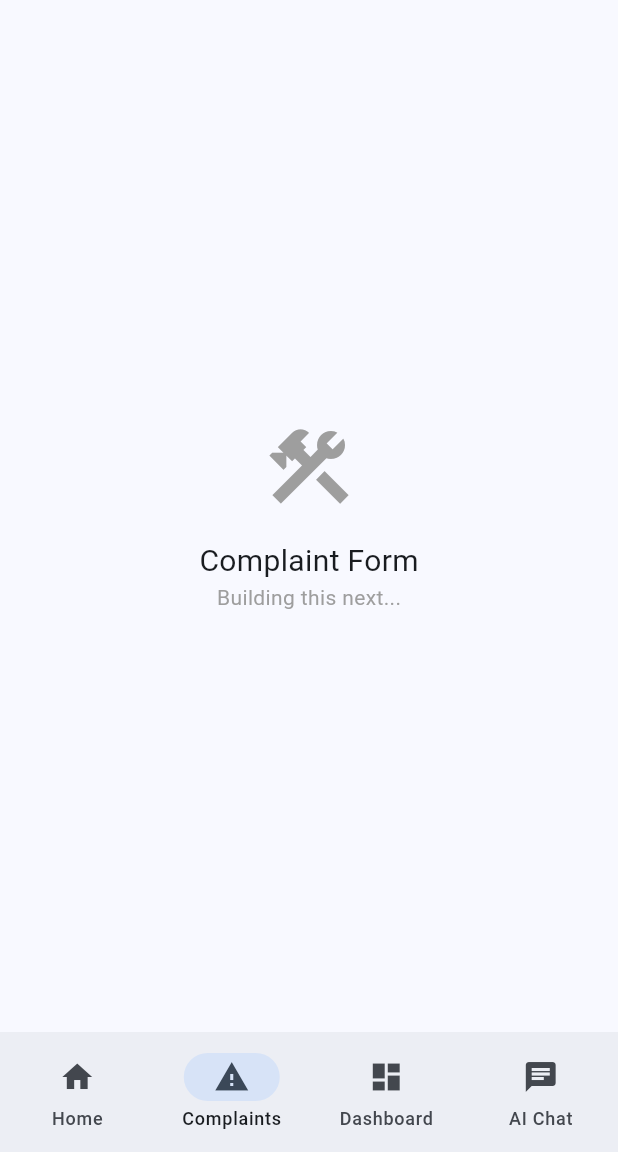
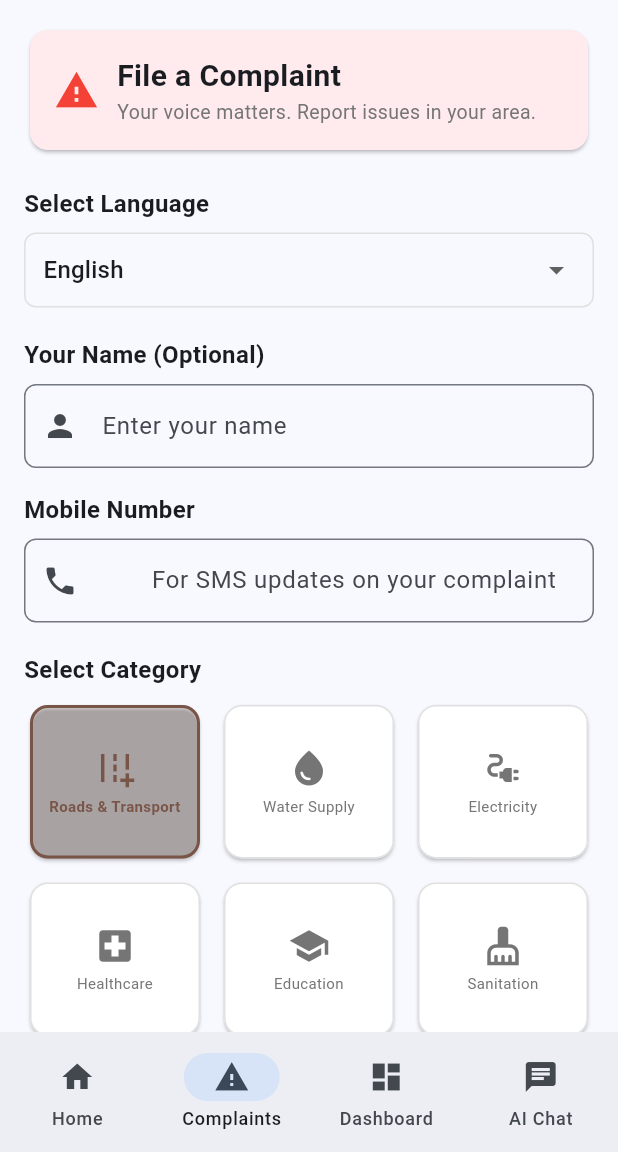
Before and after one commit to CYBERtony786/constituency-ai-command-center, a Flutter app: the screen it shows after launch, item 2 of the bottom bar chosen, on a phone screen of 412 x 824 dp, the part 84-1236 px from its top. Run offline on Flutter 3.47's test engine with Material 3 defaults, Android fonts, the light colour scheme and no system bars.

Commit message:
Day 4: Built citizen complaint form

```diff
--- a/constituency_app/lib/screens/grievance_form.dart
+++ b/constituency_app/lib/screens/grievance_form.dart
@@ -0,0 +1,363 @@
+// File: lib/screens/grievance_form.dart
+
+import 'package:flutter/material.dart';
+class GrievanceForm extends StatefulWidget {
+  @override
+  _GrievanceFormState createState() => _GrievanceFormState();
+}
+
+class _GrievanceFormState extends State<GrievanceForm> {
+  // Controllers to get text from input fields
+  final TextEditingController _nameController = TextEditingController();
+  final TextEditingController _phoneController = TextEditingController();
+  final TextEditingController _complaintController = TextEditingController();
+  final TextEditingController _locationController = TextEditingController();
+
+  // Selected category
+  String _selectedCategory = 'roads';
+
+  // Selected language
+  String _selectedLanguage = 'English';
+
+  // Is the form being submitted?
+  bool _isSubmitting = false;
+
+  // Has the form been submitted?
+  bool _isSubmitted = false;
+
+  // Categories list with icons
+  final List<Map<String, dynamic>> categories = [
+  {'id': 'roads', 'label': 'Roads & Transport', 'icon': Icons.add_road, 'color': Colors.brown},
+  {'id': 'water', 'label': 'Water Supply', 'icon': Icons.water_drop, 'color': Colors.blue},
+  {'id': 'electricity', 'label': 'Electricity', 'icon': Icons.electrical_services, 'color': Colors.amber},
+  {'id': 'health', 'label': 'Healthcare', 'icon': Icons.local_hospital, 'color': Colors.red},
+  {'id': 'education', 'label': 'Education', 'icon': Icons.school, 'color': Colors.green},
+  {'id': 'sanitation', 'label': 'Sanitation', 'icon': Icons.cleaning_services, 'color': Colors.teal},
+  {'id': 'street_lights', 'label': 'Street Lights', 'icon': Icons.lightbulb, 'color': Colors.orange},
+  {'id': 'drainage', 'label': 'Drainage', 'icon': Icons.water, 'color': Colors.indigo},
+  {'id': 'garbage', 'label': 'Garbage', 'icon': Icons.delete_outline, 'color': Colors.grey},
+  {'id': 'other', 'label': 'Other', 'icon': Icons.more_horiz, 'color': Colors.purple},
+  ];
+
+  // Languages
+  final List<String> languages = [
+    'English', 'Hindi', 'Tamil', 'Telugu', 'Bengali',
+    'Marathi', 'Gujarati', 'Kannada', 'Malayalam', 'Punjabi',
+  ];
+
+  @override
+  Widget build(BuildContext context) {
+    // If form is submitted, show success screen
+    if (_isSubmitted) {
+      return _buildSuccessScreen();
+    }
+
+    return SingleChildScrollView(
+      padding: EdgeInsets.all(16),
+      child: Column(
+        crossAxisAlignment: CrossAxisAlignment.start,
+        children: [
+          // Header
+          Card(
+            color: Colors.red[50],
+            child: Padding(
+              padding: EdgeInsets.all(16),
+              child: Row(
+                children: [
+                  Icon(Icons.report_problem, color: Colors.red, size: 30),
+                  SizedBox(width: 12),
+                  Expanded(
+                    child: Column(
+                      crossAxisAlignment: CrossAxisAlignment.start,
+                      children: [
+                        Text(
+                          'File a Complaint',
+                          style: TextStyle(fontSize: 20, fontWeight: FontWeight.bold),
+                        ),
+                        Text(
+                          'Your voice matters. Report issues in your area.',
+                          style: TextStyle(fontSize: 13, color: Colors.grey[600]),
+                        ),
+                      ],
+                    ),
+                  ),
+                ],
+              ),
+            ),
+          ),
+
+          SizedBox(height: 20),
+
+          // Language Selector
+          Text('Select Language', style: TextStyle(fontSize: 16, fontWeight: FontWeight.bold)),
+          SizedBox(height: 8),
+          Container(
+            padding: EdgeInsets.symmetric(horizontal: 12),
+            decoration: BoxDecoration(
+              border: Border.all(color: Colors.grey[300]!),
+              borderRadius: BorderRadius.circular(8),
+            ),
+            child: DropdownButton<String>(
+              value: _selectedLanguage,
+              isExpanded: true,
+              underline: SizedBox(), // Remove default underline
+              items: languages.map((lang) {
+                return DropdownMenuItem(
+                  value: lang,
+                  child: Text(lang),
+                );
+              }).toList(),
+              onChanged: (value) {
+                setState(() {
+                  _selectedLanguage = value!;
+                });
+              },
+            ),
+          ),
+
+          SizedBox(height: 20),
+
+          // Name Field
+          Text('Your Name (Optional)', style: TextStyle(fontSize: 16, fontWeight: FontWeight.bold)),
+          SizedBox(height: 8),
+          TextField(
+            controller: _nameController,
+            decoration: InputDecoration(
+              hintText: 'Enter your name',
+              prefixIcon: Icon(Icons.person),
+              border: OutlineInputBorder(borderRadius: BorderRadius.circular(8)),
+            ),
+          ),
+
+          SizedBox(height: 16),
+
+          // Phone Field
+          Text('Mobile Number', style: TextStyle(fontSize: 16, fontWeight: FontWeight.bold)),
+          SizedBox(height: 8),
+          TextField(
+            controller: _phoneController,
+            keyboardType: TextInputType.phone,
+            decoration: InputDecoration(
+              hintText: 'For SMS updates on your complaint',
+              prefixIcon: Icon(Icons.phone),
+              border: OutlineInputBorder(borderRadius: BorderRadius.circular(8)),
+              prefixText: '+91 ',
+            ),
+          ),
+
+          SizedBox(height: 20),
+
+          // Category Selection
+          Text('Select Category', style: TextStyle(fontSize: 16, fontWeight: FontWeight.bold)),
+          SizedBox(height: 8),
+
+          // Grid of category buttons
+          GridView.builder(
+            shrinkWrap: true, // Important: prevents infinite height error
+            physics: NeverScrollableScrollPhysics(), // Disable grid scrolling
+            gridDelegate: SliverGridDelegateWithFixedCrossAxisCount(
+              crossAxisCount: 3, // 3 items per row
+              childAspectRatio: 1.1, // Width/height ratio
+              crossAxisSpacing: 8,
+              mainAxisSpacing: 8,
+            ),
+            itemCount: categories.length,
+            itemBuilder: (context, index) {
+              final category = categories[index];
+              final isSelected = _selectedCategory == category['id'];
+
+              return GestureDetector(
+                onTap: () {
+                  setState(() {
+                    _selectedCategory = category['id'];
+                  });
+                },
+                child: Card(
+                  color: isSelected ? (category['color'] as Color).withOpacity(0.2) : Colors.white,
+                  shape: RoundedRectangleBorder(
+                    borderRadius: BorderRadius.circular(12),
+                    side: BorderSide(
+                      color: isSelected ? category['color'] : Colors.grey[300]!,
+                      width: isSelected ? 2 : 1,
+                    ),
+                  ),
+                  child: Column(
+                    mainAxisAlignment: MainAxisAlignment.center,
+                    children: [
+                      Icon(
+                        category['icon'],
+                        size: 28,
+                        color: isSelected ? category['color'] : Colors.grey[600],
+                      ),
+                      SizedBox(height: 4),
+                      Text(
+                        category['label'],
+                        textAlign: TextAlign.center,
+                        style: TextStyle(
+                          fontSize: 10,
+                          fontWeight: isSelected ? FontWeight.bold : FontWeight.normal,
+                          color: isSelected ? category['color'] : Colors.grey[600],
+                        ),
+                      ),
+                    ],
+                  ),
+                ),
+              );
+            },
+          ),
+
+          SizedBox(height: 20),
+
+          // Location Field
+          Text('Location', style: TextStyle(fontSize: 16, fontWeight: FontWeight.bold)),
+          SizedBox(height: 8),
+          TextField(
+            controller: _locationController,
+            decoration: InputDecoration(
+              hintText: 'Ward/Village/Area name',
+              prefixIcon: Icon(Icons.location_on, color: Colors.red),
+              border: OutlineInputBorder(borderRadius: BorderRadius.circular(8)),
+            ),
+          ),
+
+          SizedBox(height: 20),
+
+          // Complaint Description
+          Text('Describe Your Problem *', style: TextStyle(fontSize: 16, fontWeight: FontWeight.bold)),
+          SizedBox(height: 8),
+          TextField(
+            controller: _complaintController,
+            maxLines: 5,
+            decoration: InputDecoration(
+              hintText: 'Example: The road near my house has a big pothole. It has been there for 2 weeks. Many people have fallen.',
+              border: OutlineInputBorder(borderRadius: BorderRadius.circular(8)),
+            ),
+          ),
+
+          SizedBox(height: 30),
+
+          // Submit Button
+          SizedBox(
+            width: double.infinity, // Full width
+            height: 56,
+            child: ElevatedButton(
+              onPressed: _isSubmitting ? null : _submitComplaint,
+              style: ElevatedButton.styleFrom(
+                backgroundColor: Colors.green,
+                foregroundColor: Colors.white,
+                shape: RoundedRectangleBorder(
+                  borderRadius: BorderRadius.circular(12),
+                ),
+              ),
+              child: _isSubmitting
+                  ? Row(
+                      mainAxisAlignment: MainAxisAlignment.center,
+                      children: [
+                        SizedBox(
+                          width: 20, height: 20,
+                          child: CircularProgressIndicator(color: Colors.white, strokeWidth: 2),
+                        ),
+                        SizedBox(width: 12),
+                        Text('Submitting...', style: TextStyle(fontSize: 18)),
+                      ],
+                    )
+                  : Text('SUBMIT COMPLAINT', style: TextStyle(fontSize: 18, fontWeight: FontWeight.bold)),
+            ),
+          ),
+
+          SizedBox(height: 40),
+        ],
+      ),
+    );
+  }
+
+  // Submit function
+  void _submitComplaint() {
+    // Validate
+    if (_complaintController.text.isEmpty) {
+      ScaffoldMessenger.of(context).showSnackBar(
+        SnackBar(
+          content: Text('Please describe your complaint'),
+          backgroundColor: Colors.red,
+        ),
+      );
+      return;
+    }
+
+    // Show loading
+    setState(() {
+      _isSubmitting = true;
+    });
+
+    // Simulate submission (we'll connect Firebase later)
+    Future.delayed(Duration(seconds: 2), () {
+      setState(() {
+        _isSubmitting = false;
+        _isSubmitted = true;
+      });
+    });
+  }
+
+  // Success screen after submission
+  Widget _buildSuccessScreen() {
+    return Center(
+      child: Padding(
+        padding: EdgeInsets.all(32),
+        child: Column(
+          mainAxisAlignment: MainAxisAlignment.center,
+          children: [
+            // Green checkmark animation
+            Container(
+              width: 100,
+              height: 100,
+              decoration: BoxDecoration(
+                color: Colors.green[50],
+                shape: BoxShape.circle,
+              ),
+              child: Icon(Icons.check_circle, size: 80, color: Colors.green),
+            ),
+
+            SizedBox(height: 24),
+
+            Text(
+              'Complaint Submitted! ✅',
+              style: TextStyle(fontSize: 24, fontWeight: FontWeight.bold),
+            ),
+
+            SizedBox(height: 12),
+
+            Text(
+              'Complaint ID: CMP-${DateTime.now().millisecondsSinceEpoch.toString().substring(7)}',
+              style: TextStyle(fontSize: 16, color: Colors.blue, fontWeight: FontWeight.bold),
+            ),
+
+            SizedBox(height: 8),
+
+            Text(
+              'You will receive SMS updates on your phone.',
+              style: TextStyle(fontSize: 14, color: Colors.grey[600]),
+              textAlign: TextAlign.center,
+            ),
+
+            SizedBox(height: 32),
+
+            ElevatedButton(
+              onPressed: () {
+                // Reset form
+                setState(() {
+                  _isSubmitted = false;
+                  _nameController.clear();
+                  _phoneController.clear();
+                  _complaintController.clear();
+                  _locationController.clear();
+                  _selectedCategory = 'roads';
+                });
+              },
+              child: Text('File Another Complaint'),
+            ),
+          ],
+        ),
+      ),
+    );
+  }
+}
--- a/constituency_app/lib/screens/home_screen.dart
+++ b/constituency_app/lib/screens/home_screen.dart
@@ -1,3 +1,4 @@
+import 'grievance_form.dart';
 // File: lib/screens/home_screen.dart
 
 import 'package:flutter/material.dart';
@@ -257,17 +258,7 @@ class _HomeScreenState extends State<HomeScreen> {
 
   // Placeholder screens (we'll build these later)
   Widget _buildComplaintsPlaceholder() {
-    return Center(
-      child: Column(
-        mainAxisAlignment: MainAxisAlignment.center,
-        children: [
-          Icon(Icons.construction, size: 64, color: Colors.grey),
-          SizedBox(height: 16),
-          Text('Complaint Form', style: TextStyle(fontSize: 20)),
-          Text('Building this next...', style: TextStyle(color: Colors.grey)),
-        ],
-      ),
-    );
+  return GrievanceForm();
   }
 
   Widget _buildDashboardPlaceholder() {
```
Also changed, not shown: constituency_app/pubspec.yaml (+7 -0 lines), constituency_app/pubspec.lock.
